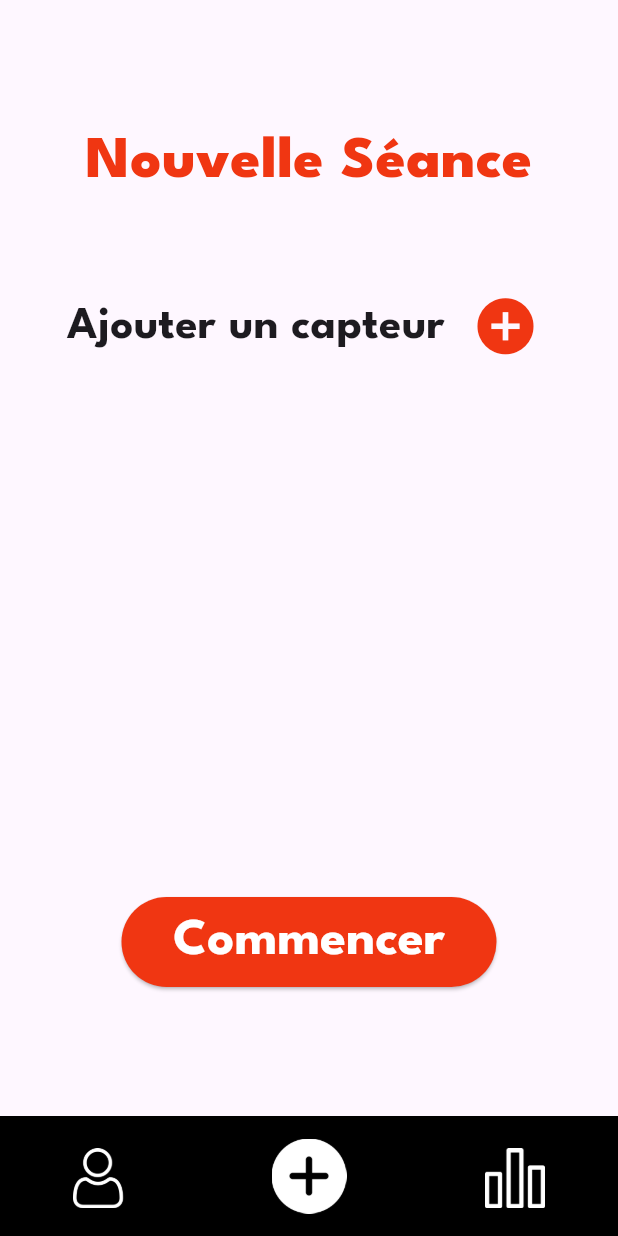
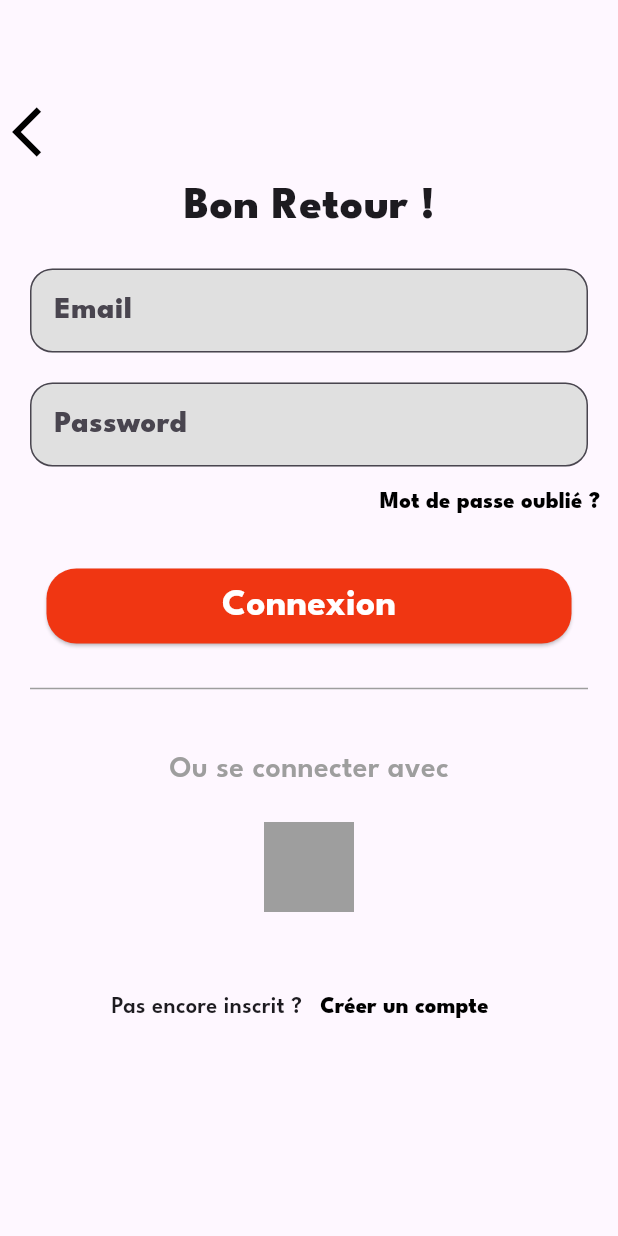
Before and after one commit to HippolyteGillet/trackbad, a Flutter app: the screen it shows after launch, after a tap on "Se connecter", on a phone screen of 412 x 824 dp. Run offline on Flutter 3.47's test engine with Material 3 defaults, Android fonts, the phone set to English and light mode, and no system bars; our stand-ins replace loading_animation_widget.

Commit message:
page de connexion

```diff
--- a/lib/pages/add_sensor_page.dart
+++ b/lib/pages/add_sensor_page.dart
@@ -1,6 +1,5 @@
 import 'package:flutter/material.dart';
 import 'package:trackbad/pages/link_player_to_sensor.dart';
-import 'package:trackbad/pages/navbar_event.dart';
 import 'package:trackbad/pages/search_sensor.dart';
 import 'link_session_type_to_sensor.dart';
 
--- /dev/null
+++ b/lib/pages/connexion_page.dart
@@ -0,0 +1,167 @@
+import 'package:flutter/material.dart';
+
+import 'navbar_event.dart';
+
+class ConnexionPage extends StatefulWidget {
+  const ConnexionPage({super.key});
+
+  @override
+  State<ConnexionPage> createState() => _ConnexionPageState();
+}
+
+class _ConnexionPageState extends State<ConnexionPage> {
+  @override
+  Widget build(BuildContext context) {
+    return Scaffold(
+      body: SingleChildScrollView(
+        child: Column(
+          children: [
+            const Padding(padding: EdgeInsets.only(top: 60)),
+            Align(
+              alignment: Alignment.centerLeft,
+              child: IconButton(
+                icon: const Icon(Icons.arrow_back_ios,
+                    color: Colors.black, size: 40),
+                onPressed: () => Navigator.pop(context),
+              ),
+            ),
+            const Text(
+              "Bon Retour !",
+              style: TextStyle(
+                fontFamily: 'LeagueSpartan',
+                fontWeight: FontWeight.w900,
+                fontSize: 30,
+              ),
+            ),
+            Padding(
+              padding: const EdgeInsets.only(top: 20, right: 20, left: 20),
+              child: TextFormField(
+                decoration: InputDecoration(
+                  filled: true,
+                  fillColor: Colors.grey[300],
+                  labelText: 'Email',
+                  labelStyle: const TextStyle(
+                    fontFamily: 'LeagueSpartan',
+                    fontWeight: FontWeight.w900,
+                    fontSize: 20,
+                  ),
+                  border: OutlineInputBorder(
+                    borderRadius: BorderRadius.circular(15),
+                  ),
+                ),
+                keyboardType: TextInputType.emailAddress,
+              ),
+            ),
+            Padding(
+              padding: const EdgeInsets.only(top: 20, left: 20, right: 20),
+              child: TextFormField(
+                decoration: InputDecoration(
+                  filled: true,
+                  fillColor: Colors.grey[300],
+                  labelText: 'Password',
+                  labelStyle: const TextStyle(
+                    fontFamily: 'LeagueSpartan',
+                    fontWeight: FontWeight.w900,
+                    fontSize: 20,
+                  ),
+                  border: OutlineInputBorder(
+                    borderRadius: BorderRadius.circular(15),
+                  ),
+                ),
+                obscureText: true,
+              ),
+            ),
+            Align(
+              alignment: Alignment.centerRight,
+              child: TextButton(
+                onPressed: () {},
+                child: const Text('Mot de passe oublié ?',
+                    style: TextStyle(
+                      color: Colors.black,
+                      fontFamily: 'LeagueSpartan',
+                      fontWeight: FontWeight.w900,
+                      fontSize: 15,
+                    )),
+              ),
+            ),
+            const Padding(padding: EdgeInsets.only(top: 20)),
+            Center(
+              child: ElevatedButton(
+                onPressed: () {
+                  Navigator.push(
+                      context,
+                      PageRouteBuilder(
+                          pageBuilder: (_, __, ___) => const NavbarEvents()));
+                },
+                style: ElevatedButton.styleFrom(
+                  backgroundColor: const Color.fromRGBO(240, 54, 18, 1),
+                  minimumSize: const Size(350, 50),
+                  shape: RoundedRectangleBorder(
+                    borderRadius: BorderRadius.circular(20),
+                  ),
+                ),
+                child: const Text(
+                  'Connexion',
+                  style: TextStyle(
+                    fontFamily: 'LeagueSpartan',
+                    fontWeight: FontWeight.bold,
+                    fontSize: 25,
+                    color: Colors.white,
+                  ),
+                ),
+              ),
+            ),
+            const Padding(padding: EdgeInsets.only(top: 10)),
+            const Divider(
+              color: Colors.grey,
+              height: 40,
+              thickness: 1,
+              indent: 20,
+              endIndent: 20,
+            ),
+            const Padding(padding: EdgeInsets.only(top: 20)),
+            const Text("Ou se connecter avec",
+                style: TextStyle(
+                  color: Colors.grey,
+                  fontFamily: 'LeagueSpartan',
+                  fontWeight: FontWeight.w600,
+                  fontSize: 20,
+                )),
+            const Padding(padding: EdgeInsets.only(top: 20)),
+            Container(
+              color: Colors.grey,
+              width: 60,
+              height: 60,
+            ),
+            const Padding(padding: EdgeInsets.only(top: 40)),
+            Row(
+              mainAxisAlignment: MainAxisAlignment.center,
+              children: <Widget>[
+                const Text(
+                  'Pas encore inscrit ?',
+                  style: TextStyle(
+                    fontFamily: 'LeagueSpartan',
+                    fontWeight: FontWeight.w600,
+                    fontSize: 15,
+                  ),
+                ),
+                TextButton(
+                  onPressed: () {},
+                  child: const Text(
+                    'Créer un compte',
+                    style: TextStyle(
+                      color: Colors.black,
+                      fontFamily: 'LeagueSpartan',
+                      fontWeight: FontWeight.w900,
+                      fontSize: 15,
+                    ),
+                  ),
+                ),
+              ],
+            ),
+          ],
+        ),
+      ),
+    );
+  }
+}
--- a/lib/pages/log_page.dart
+++ b/lib/pages/log_page.dart
@@ -1,4 +1,5 @@
 import 'package:flutter/material.dart';
+import 'package:trackbad/pages/connexion_page.dart';
 import 'package:trackbad/pages/navbar_event.dart';
 
 class LogPage extends StatefulWidget {
@@ -30,7 +31,7 @@ class _LogPageState extends State<LogPage> {
                 Navigator.push(
                     context,
                     PageRouteBuilder(
-                        pageBuilder: (_, __, ___) => const NavbarEvents()));
+                        pageBuilder: (_, __, ___) => const ConnexionPage()));
               },
               style: ElevatedButton.styleFrom(
                 backgroundColor: const Color.fromRGBO(240, 54, 18, 1),
```
